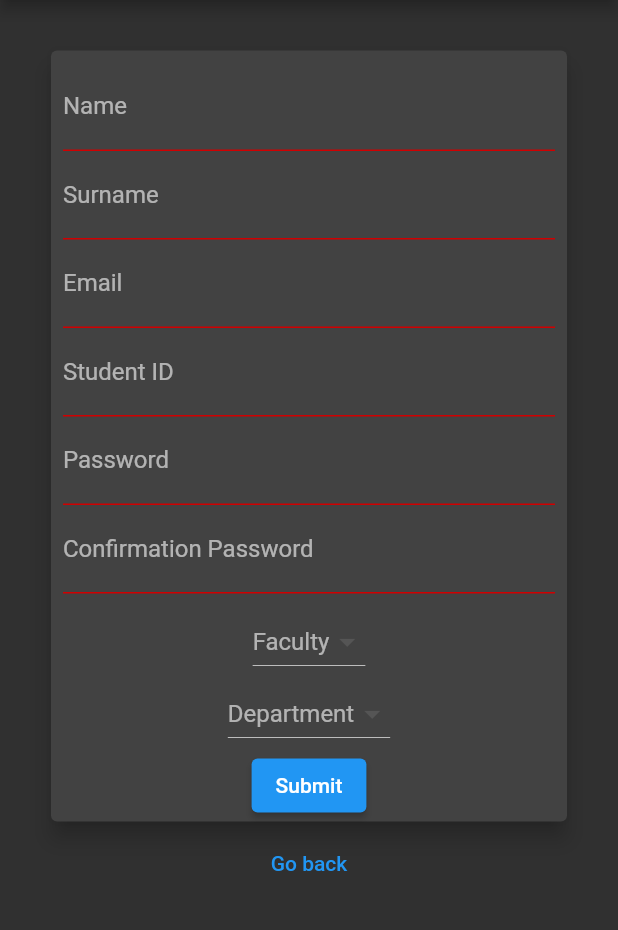
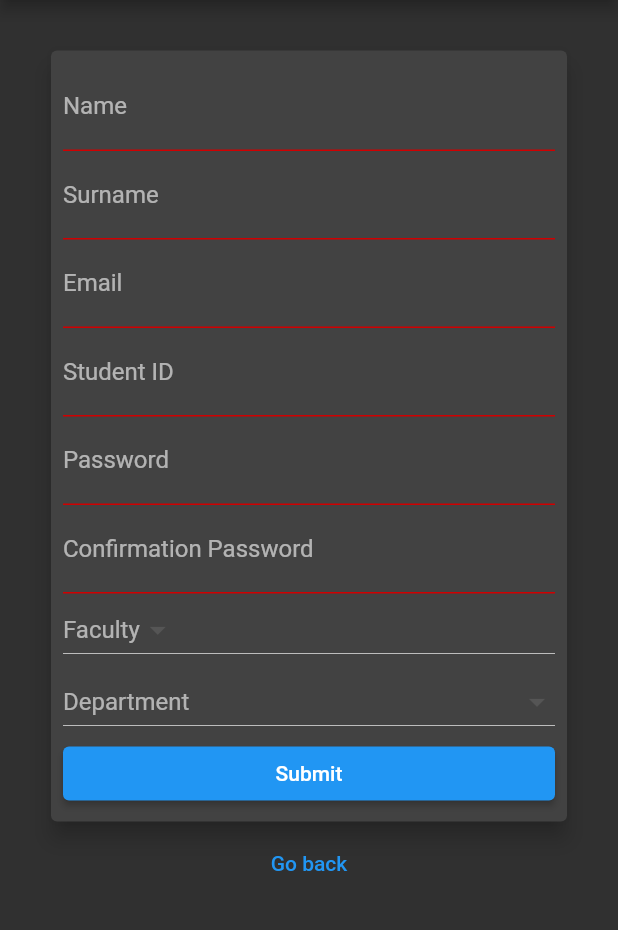
Before and after one commit to HomamAbosaleh/AGU-App, a Flutter app: the screen it shows after launch, after a tap on "Sign Up", on a phone screen of 412 x 824 dp, the part 128-1058 px from its top. Run offline on Flutter 3.47's test engine with Material 2 defaults, Android fonts, the phone set to English and light mode, and no system bars; our stand-ins replace cloud_firestore, firebase_auth, firebase_core, shared_preferences; accounts and stored records are empty.

Commit message:
new bug fixes and fuc page

```diff
--- a/final_project/lib/UI/authenticate/new_sign_up.dart
+++ b/final_project/lib/UI/authenticate/new_sign_up.dart
@@ -38,9 +38,11 @@ class _SignUpState extends State<SignUp> {
     },
     {
       "label": "Password",
+      "Filter": FilteringTextInputFormatter.deny(RegExp(" "))
     },
     {
       "label": "Confirmation Password",
+      "Filter": FilteringTextInputFormatter.deny(RegExp(" "))
     },
   ];
   final List<TextEditingController> _controller =
@@ -63,10 +65,12 @@ class _SignUpState extends State<SignUp> {
                 elevation: 6.0,
                 child: Form(
                   key: formKey,
+                  child: Padding(
+                    padding: const EdgeInsets.all(8.0),
                     child: Column(
+                      crossAxisAlignment: CrossAxisAlignment.stretch,
                       children: [
                         ListView.builder(
-                        padding: const EdgeInsets.all(8),
                           shrinkWrap: true,
                           itemCount: 6,
                           itemBuilder: (context, index) {
@@ -76,7 +80,7 @@ class _SignUpState extends State<SignUp> {
                                   return "This field cannot be empty";
                                 }
                               },
-                            inputFormatters: properties[index]["filter"] ?? [],
+                              inputFormatters: [properties[index]["Filter"]],
                               controller: _controller[index],
                               decoration: InputDecoration(
                                   hintText: properties[index]["hint"] ?? "",
@@ -87,7 +91,8 @@ class _SignUpState extends State<SignUp> {
                                   focusedBorder: const UnderlineInputBorder(
                                       borderSide:
                                           BorderSide(color: Color(0xFFD00001))),
-                                suffixText: properties[index]["suffix"] ?? ""),
+                                  suffixText:
+                                      properties[index]["suffix"] ?? ""),
                             );
                           },
                         ),
@@ -103,6 +108,7 @@ class _SignUpState extends State<SignUp> {
                               .toList(),
                           hint: const Text("Faculty"),
                           onChanged: (value) {
+                            department = null;
                             for (var element in snapshot.data.docs) {
                               if (element.id == value) {
                                 setState(() {
@@ -115,6 +121,7 @@ class _SignUpState extends State<SignUp> {
                           },
                         ),
                         DropdownButton<String>(
+                          isExpanded: true,
                           value: department,
                           items: departments
                               .map<DropdownMenuItem<String>>(
@@ -140,6 +147,7 @@ class _SignUpState extends State<SignUp> {
                     ),
                   ),
                 ),
+              ),
               TextButton(
                 onPressed: () {
                   widget.changeSignIn();
```
Also changed, not shown: final_project/lib/UI/faculties_page.dart (+30 -15 lines), final_project/lib/services/firestore.dart (+8 -0 lines), final_project/pubspec.lock. Lines whose indentation alone changed are shown as unchanged.
